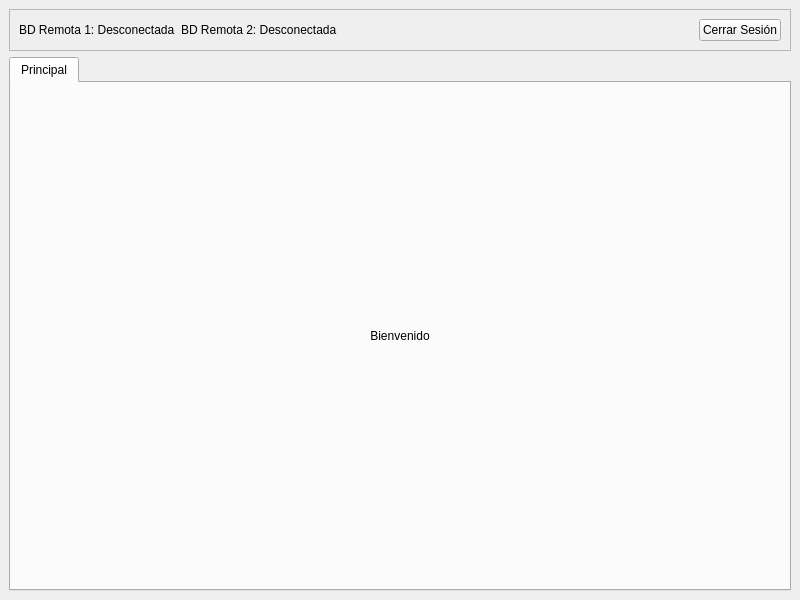
The window that ui/admin_view.ui (Chatsito58/Final_BDD) describes before a commit, drawn with Qt 5.
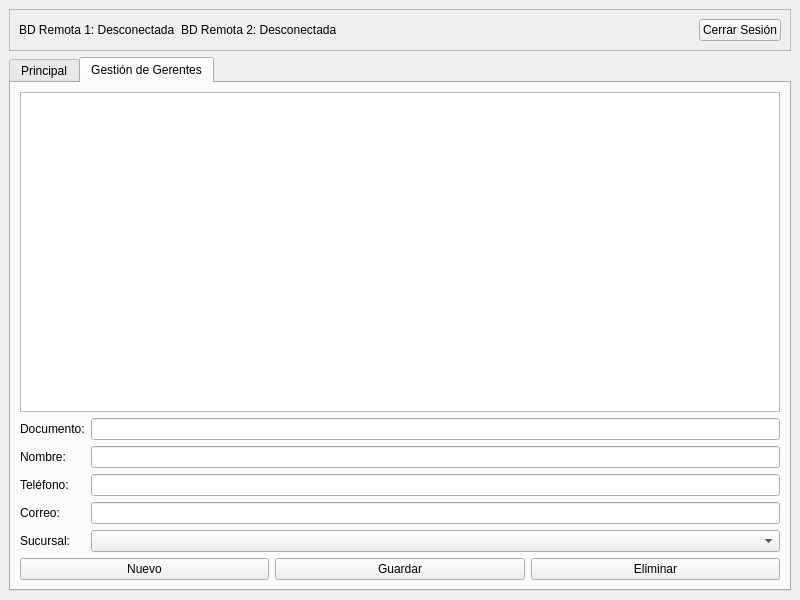
The same window after the commit. The open tabs and pages were chosen to show the change.

```diff
--- a/ui/admin_view.ui
+++ b/ui/admin_view.ui
@@ -83,6 +83,95 @@
         </item>
        </layout>
       </widget>
+      <widget class="QWidget" name="gerentes_tab">
+       <attribute name="title">
+        <string>Gestión de Gerentes</string>
+       </attribute>
+       <layout class="QVBoxLayout" name="verticalLayout_3">
+        <item>
+         <widget class="QListWidget" name="gerentes_list"/>
+        </item>
+        <item>
+         <layout class="QFormLayout" name="formLayout">
+          <item row="0" column="0">
+           <widget class="QLabel" name="label">
+            <property name="text">
+             <string>Documento:</string>
+            </property>
+           </widget>
+          </item>
+          <item row="0" column="1">
+           <widget class="QLineEdit" name="doc_gerente_edit"/>
+          </item>
+          <item row="1" column="0">
+           <widget class="QLabel" name="label_2">
+            <property name="text">
+             <string>Nombre:</string>
+            </property>
+           </widget>
+          </item>
+          <item row="1" column="1">
+           <widget class="QLineEdit" name="nombre_gerente_edit"/>
+          </item>
+          <item row="2" column="0">
+           <widget class="QLabel" name="label_3">
+            <property name="text">
+             <string>Teléfono:</string>
+            </property>
+           </widget>
+          </item>
+          <item row="2" column="1">
+           <widget class="QLineEdit" name="telefono_gerente_edit"/>
+          </item>
+          <item row="3" column="0">
+           <widget class="QLabel" name="label_4">
+            <property name="text">
+             <string>Correo:</string>
+            </property>
+           </widget>
+          </item>
+          <item row="3" column="1">
+           <widget class="QLineEdit" name="correo_gerente_edit"/>
+          </item>
+          <item row="4" column="0">
+           <widget class="QLabel" name="label_5">
+            <property name="text">
+             <string>Sucursal:</string>
+            </property>
+           </widget>
+          </item>
+          <item row="4" column="1">
+           <widget class="QComboBox" name="sucursal_gerente_combo"/>
+          </item>
+         </layout>
+        </item>
+        <item>
+         <layout class="QHBoxLayout" name="horizontalLayout_2">
+          <item>
+           <widget class="QPushButton" name="nuevo_gerente_button">
+            <property name="text">
+             <string>Nuevo</string>
+            </property>
+           </widget>
+          </item>
+          <item>
+           <widget class="QPushButton" name="guardar_gerente_button">
+            <property name="text">
+             <string>Guardar</string>
+            </property>
+           </widget>
+          </item>
+          <item>
+           <widget class="QPushButton" name="eliminar_gerente_button">
+            <property name="text">
+             <string>Eliminar</string>
+            </property>
+           </widget>
+          </item>
+         </layout>
+        </item>
+       </layout>
+      </widget>
      </widget>
     </item>
    </layout>
```
